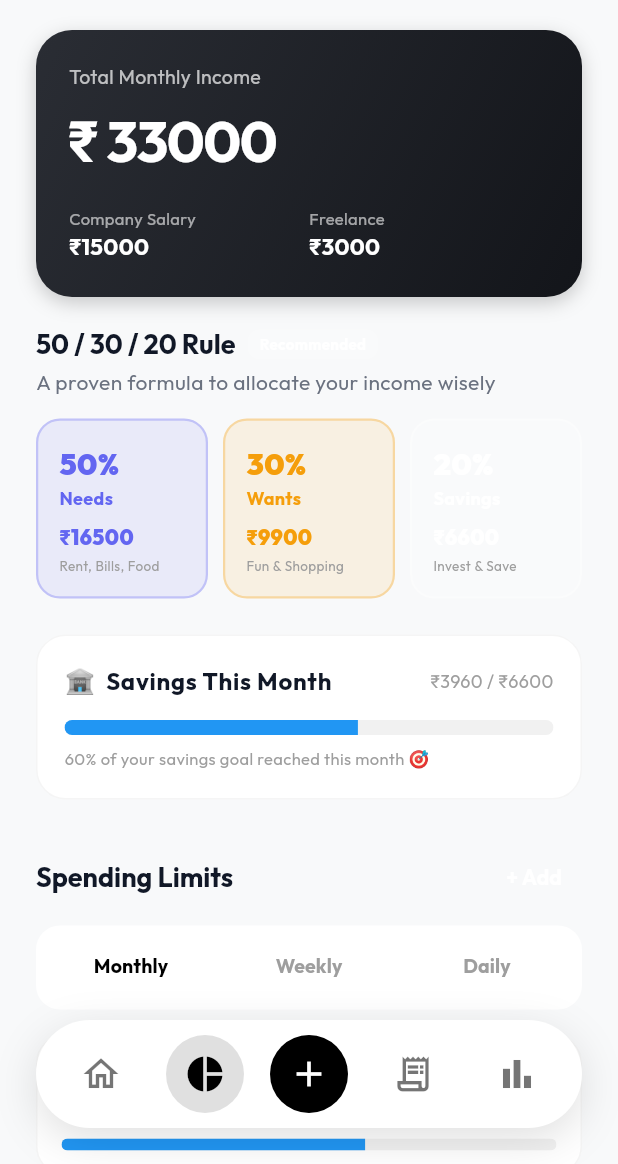
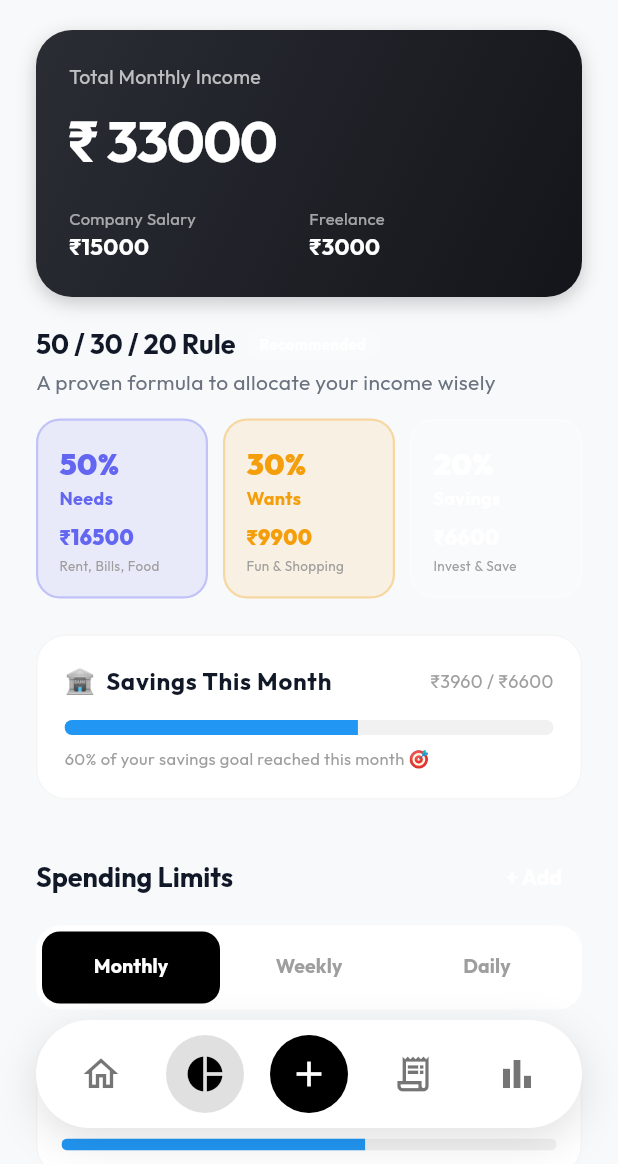
Before and after one commit to mohas7im/spendwise, a Flutter app: the screen it shows after launch, item 2 of the bottom bar chosen, on a phone screen of 412 x 824 dp, the part 72-1236 px from its top. Run offline on Flutter 3.47's test engine with Material 3 defaults, Android fonts, the phone set to English and light mode, and no system bars; our stand-ins replace fl_chart, google_fonts; network calls fail.

Commit message:
fix: custom tab bar indicator visibility in light mode

```diff
--- a/lib/widgets/common/custom_tab_bar.dart
+++ b/lib/widgets/common/custom_tab_bar.dart
@@ -15,6 +15,10 @@ class CustomTabBar extends StatelessWidget {
 
   @override
   Widget build(BuildContext context) {
+    final isDark = Theme.of(context).brightness == Brightness.dark;
+    final indicatorColor = isDark ? Colors.white : Colors.black;
+    final activeLabelColor = isDark ? Colors.black : Colors.white;
+
     return Padding(
       padding: padding,
       child: Container(
@@ -25,11 +29,12 @@ class CustomTabBar extends StatelessWidget {
         ),
         child: TabBar(
           controller: controller,
+          indicatorSize: TabBarIndicatorSize.tab,
           indicator: BoxDecoration(
-            color: AppTheme.primaryColor,
+            color: indicatorColor,
             borderRadius: BorderRadius.circular(12),
           ),
-          labelColor: Colors.black, // Since primaryColor is White
+          labelColor: activeLabelColor,
           unselectedLabelColor: Colors.grey,
           labelStyle: const TextStyle(fontWeight: FontWeight.bold, fontSize: 13),
           dividerColor: Colors.transparent,
```
